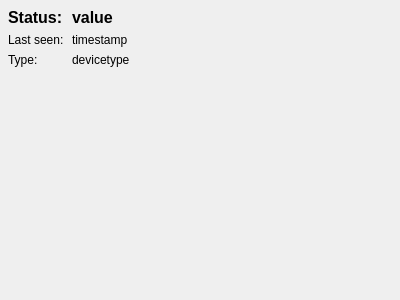
This is src/gui/dashboard_item.ui in KLZ-0/ICP-project as Qt 5 draws it before an edit. The edited form follows.
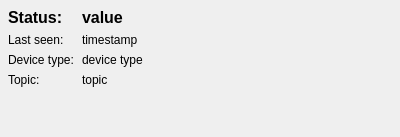
This is the edited form.

Commit message: Refactor window + title change window to dashboard customize window

```diff
--- a/src/gui/dashboard_item.ui
+++ b/src/gui/dashboard_item.ui
@@ -7,7 +7,7 @@
     <x>0</x>
     <y>0</y>
     <width>400</width>
-    <height>300</height>
+    <height>137</height>
    </rect>
   </property>
   <property name="windowTitle">
@@ -69,14 +69,28 @@
       <item row="2" column="0">
           <widget class="QLabel" name="label_5">
               <property name="text">
-                  <string>Type:</string>
+                     <string>Device type:</string>
               </property>
           </widget>
       </item>
       <item row="2" column="1">
           <widget class="QLabel" name="devicetype">
               <property name="text">
-                  <string>devicetype</string>
+                     <string>device type</string>
+                 </property>
+             </widget>
+         </item>
+         <item row="3" column="0">
+             <widget class="QLabel" name="topicLabel">
+                 <property name="text">
+                     <string>Topic:</string>
+                 </property>
+             </widget>
+         </item>
+         <item row="3" column="1">
+             <widget class="QLabel" name="topic">
+                 <property name="text">
+                     <string>topic</string>
               </property>
           </widget>
       </item>
```
Left out of the diff: 6 changed lines with no effect on the pictures. Lines whose indentation alone changed are shown as unchanged. The commit also changes 5 other files.
